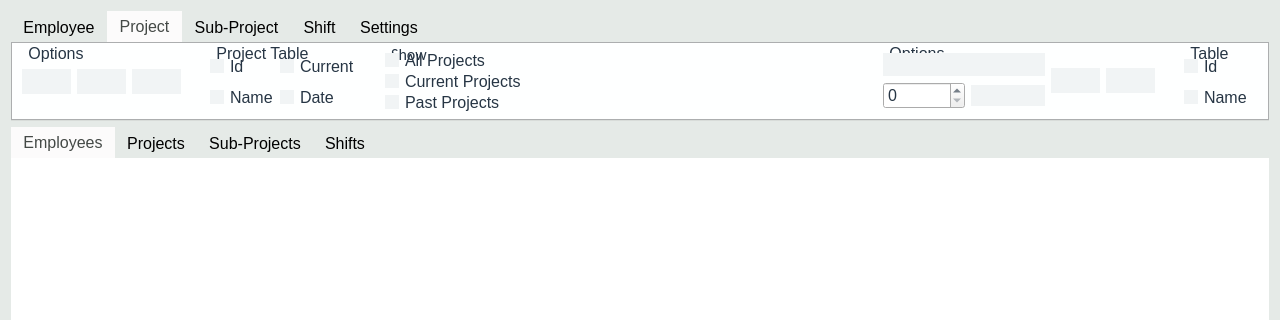
Qt form Source/Time-Track/mainform.ui (joshuawootonn/time-track) before a commit; both pictures show x 0 to 1280 and y 0 to 320 of the 1280 by 720 pixel window.
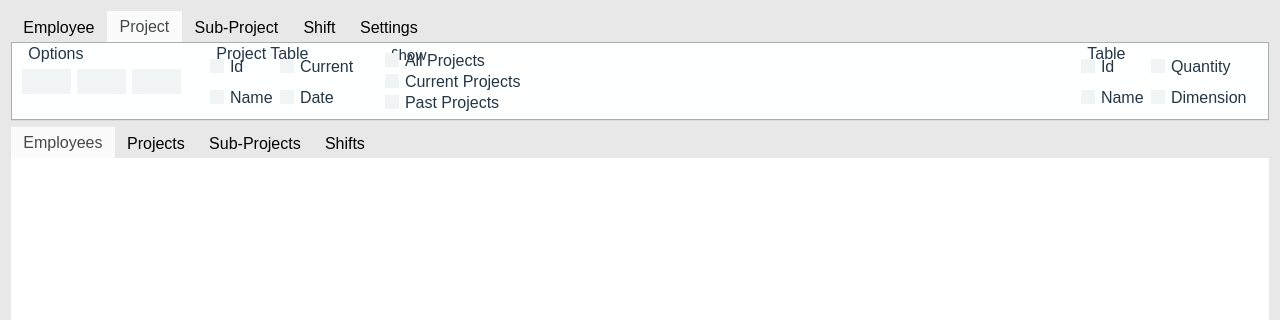
The same form after that commit. The open tabs and pages were chosen to show the change.

```diff
--- a/Source/Time-Track/mainform.ui
+++ b/Source/Time-Track/mainform.ui
@@ -16,7 +16,7 @@
   <property name="styleSheet">
    <string notr="true">QWidget#MainForm{
 
-background-color:#E5EAE7;
+background-color:#E8E8E8;
 }
 *{
 font-family:&quot;Calibri&quot;;
@@ -47,7 +47,7 @@
 color:#444946;
 }
 QTabBar::tab{
-background-color:#E5EAE7;
+background-color:#E8E8E8;
 
 color:black;
 }
@@ -1079,6 +1079,17 @@
 
 }
 
+
+QCheckBox::indicator,QRadioButton::indicator{
+border:none;
+background-color:#F1F4F5;
+
+}
+QCheckBox::indicator:hover,QRadioButton::indicator:hover{
+border:none;
+background-color:#E4E9EB;
+
+}
 QCheckBox::indicator:checked,QRadioButton::indicator:checked{
 border:none;
 background-color:#B19994;
@@ -1255,76 +1266,6 @@
              </property>
             </spacer>
            </item>
-           <item>
-            <widget class="QGroupBox" name="ProjectItemGroup">
-             <property name="title">
-              <string>Options</string>
-             </property>
-             <layout class="QGridLayout" name="gridLayout_12">
-              <property name="topMargin">
-               <number>7</number>
-              </property>
-              <property name="bottomMargin">
-               <number>7</number>
-              </property>
-              <item row="1" column="1">
-               <layout class="QHBoxLayout" name="horizontalLayout_14">
-                <item>
-                 <layout class="QGridLayout" name="gridLayout_23">
-                  <item row="0" column="0">
-                   <widget class="QComboBox" name="ProjectItemCombo">
-                    <property name="font">
-                     <font>
-                      <family>Calibri</family>
-                      <pointsize>-1</pointsize>
-                     </font>
-                    </property>
-                    <property name="editable">
-                     <bool>true</bool>
-                    </property>
-                    <property name="frame">
-                     <bool>true</bool>
-                    </property>
-                   </widget>
-                  </item>
-                  <item row="1" column="0">
-                   <layout class="QHBoxLayout" name="horizontalLayout_16">
-                    <item>
-                     <widget class="QSpinBox" name="ProjectItemQuantity">
-                      <property name="maximum">
-                       <number>100000</number>
-                      </property>
-                      <property name="singleStep">
-                       <number>1</number>
-                      </property>
-                     </widget>
-                    </item>
-                    <item>
-                     <widget class="QComboBox" name="ProjectItemDimension"/>
-                    </item>
-                   </layout>
-                  </item>
-                 </layout>
-                </item>
-                <item>
-                 <widget class="QPushButton" name="ProjectItemAdd">
-                  <property name="text">
-                   <string/>
-                  </property>
-                 </widget>
-                </item>
-                <item>
-                 <widget class="QPushButton" name="ProjectItemRemove">
-                  <property name="text">
-                   <string/>
-                  </property>
-                 </widget>
-                </item>
-               </layout>
-              </item>
-             </layout>
-            </widget>
-           </item>
            <item>
             <widget class="QGroupBox" name="groupBox_12">
              <property name="styleSheet">
@@ -1365,6 +1306,20 @@
                 </property>
                </widget>
               </item>
+              <item row="0" column="1">
+               <widget class="QCheckBox" name="ProjectItemQuantity">
+                <property name="text">
+                 <string>Quantity</string>
+                </property>
+               </widget>
+              </item>
+              <item row="1" column="1">
+               <widget class="QCheckBox" name="ProjectItemDimension">
+                <property name="text">
+                 <string>Dimension</string>
+                </property>
+               </widget>
+              </item>
              </layout>
             </widget>
            </item>
```
Left out of the diff: 72 changed lines with no effect on the pictures.
